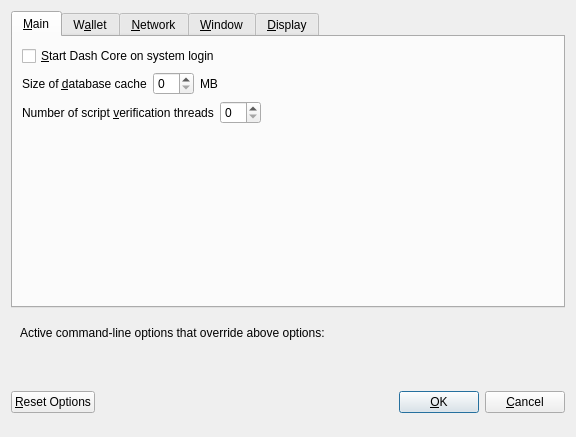
entercoindev/enter, file src/qt/forms/optionsdialog.ui: the form before one commit.
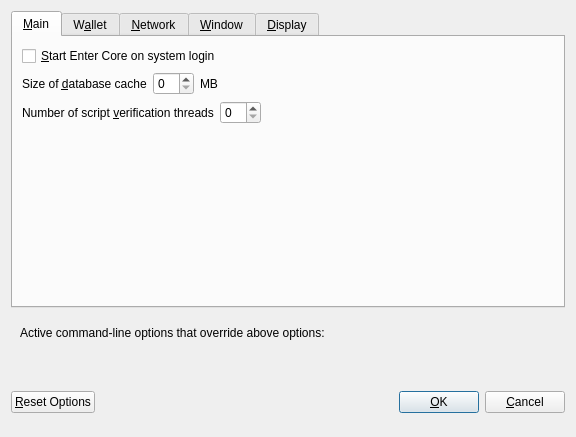
The form after the commit. Custom widgets are drawn as their Qt base class.

Diff of the .ui file:
```diff
--- a/src/qt/forms/optionsdialog.ui
+++ b/src/qt/forms/optionsdialog.ui
@@ -33,7 +33,7 @@
           <string>Automatically start Dash Core after logging in to the system.</string>
          </property>
          <property name="text">
-          <string>&amp;Start Dash Core on system login</string>
+          <string>&amp;Start Enter Core on system login</string>
          </property>
         </widget>
        </item>
```
Left out of the diff: 14 changed lines with no effect on the pictures.
